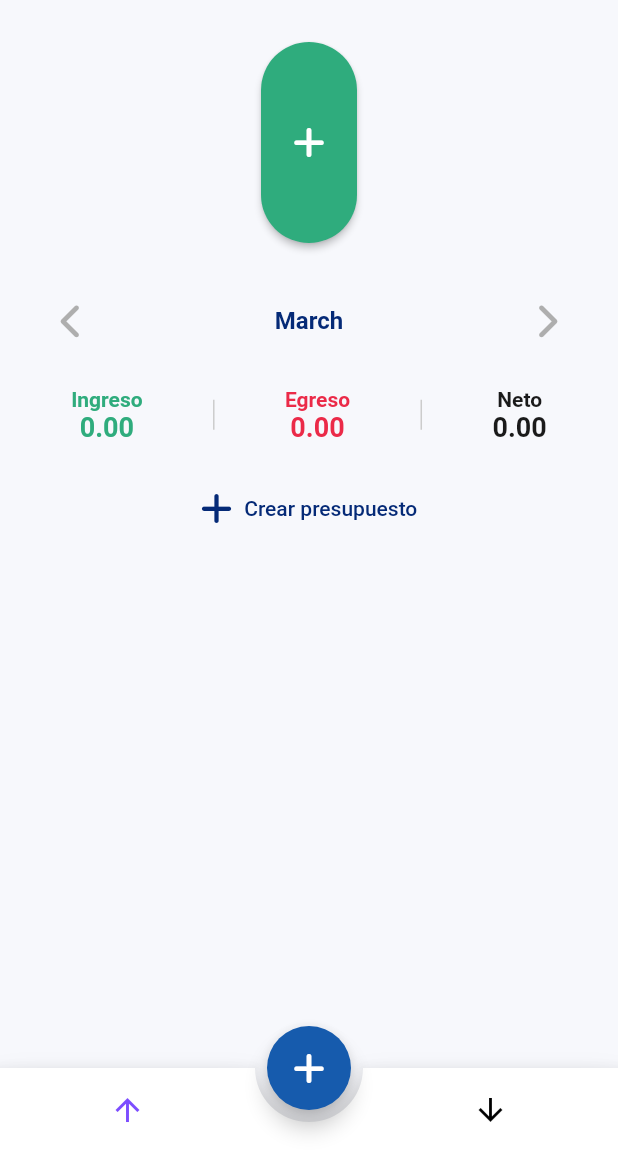
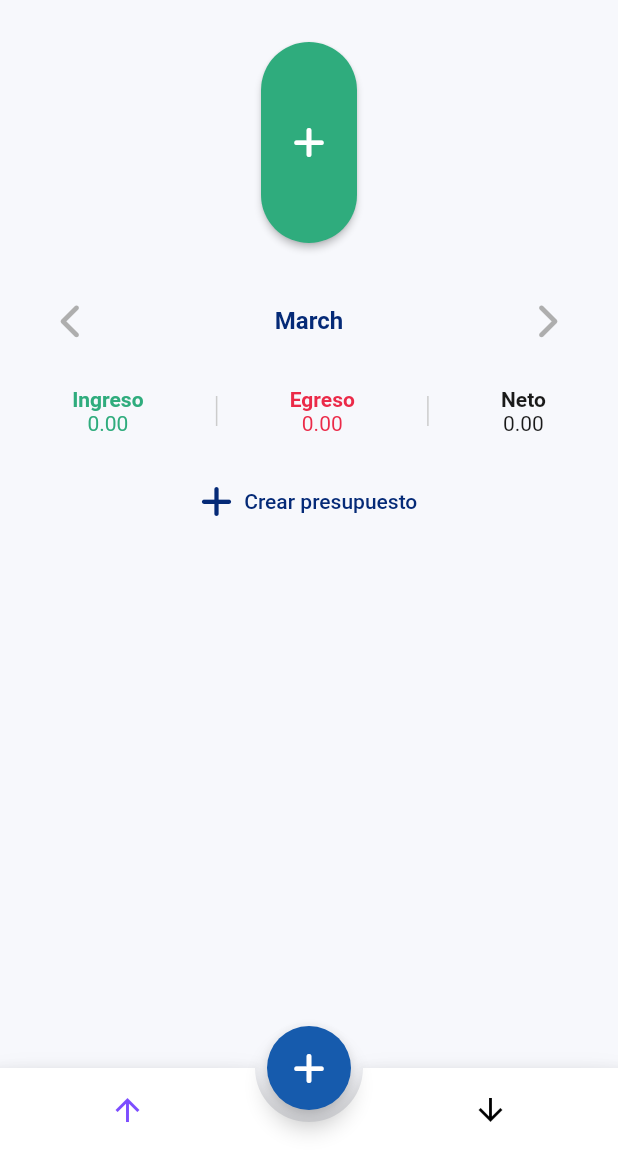
Before and after one commit to SebasAriasDEV/Expenses-App-Frontend, a Flutter app: the screen it shows after launch, on a phone screen of 412 x 824 dp, the part 84-1236 px from its top. Run offline on Flutter 3.47's test engine with Material 2 defaults, Android fonts, the phone set to English and light mode, and no system bars; drawn by our look-alikes of animated_bottom_navigation_bar; our stand-ins replace flutter_svg, font_awesome_flutter; accounts and stored records are empty; network calls fail; Roboto replaces fonts that are missing (Avenir).

Commit message:
Multiple minor adjustments

```diff
--- a/lib/ui/components/custom_snackbar.dart
+++ b/lib/ui/components/custom_snackbar.dart
@@ -4,6 +4,7 @@ import 'package:i_budget_app/utils/colors.dart';
 SnackBar customSnackBar({required String text, bool isError = false}) {
   return SnackBar(
     elevation: 0,
+    shape: RoundedRectangleBorder(borderRadius: BorderRadius.circular(12.0)),
     behavior: SnackBarBehavior.floating,
     backgroundColor: isError ? kErrorColor : kSuccessColor,
     content: Text(text, selectionColor: kWhiteColor),
--- a/lib/ui/components/home_summary_card.dart
+++ b/lib/ui/components/home_summary_card.dart
@@ -67,10 +67,11 @@ class SummaryItem extends StatelessWidget {
           title,
           style: headline7.copyWith(color: color),
         ),
-        Text(
-          CustomFunctions.formatNumber(amount),
-          style: headline5.copyWith(
-            color: color,
+        FittedBox(
+          fit: BoxFit.fitWidth,
+          child: Text(
+            CustomFunctions.formatNumber(amount),
+            style: TextStyle(color: color),
           ),
         ),
       ],
--- a/lib/ui/screens/bottom_navigation.dart
+++ b/lib/ui/screens/bottom_navigation.dart
@@ -1,7 +1,7 @@
 import 'package:animated_bottom_navigation_bar/animated_bottom_navigation_bar.dart';
 import 'package:flutter/material.dart';
 import 'package:font_awesome_flutter/font_awesome_flutter.dart';
-import 'package:i_budget_app/ui/components/transactions/modal_create_transaction.dart';
+import 'package:i_budget_app/ui/components/transactions/add_transaction_modal.dart';
 import 'package:i_budget_app/ui/screens/home_screen.dart';
 import 'package:i_budget_app/utils/colors.dart';
 
```
Also changed, not shown: lib/ui/components/categories/add_category_dialog.dart (+7 -1 lines), lib/ui/components/transactions/add_transaction_modal.dart (renamed from lib/ui/components/transactions/modal_create_transaction.dart, +22 -4 lines).
